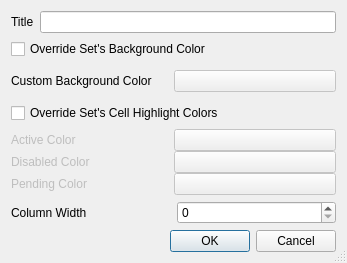
Qt form ui/vieweditor.ui (Dwarf-Therapist/Dwarf-Therapist) before a commit.
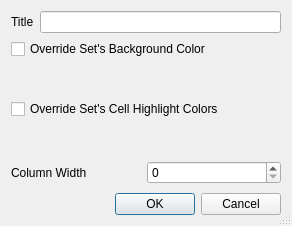
The same form after that commit. Icons and pictures are not drawn. Custom widgets are drawn as their Qt base class.

Commit message: continued WIP on cell color overrides

Diff of the .ui file:
```diff
--- a/ui/vieweditor.ui
+++ b/ui/vieweditor.ui
@@ -9,8 +9,8 @@
    <rect>
     <x>0</x>
     <y>0</y>
-    <width>347</width>
-    <height>263</height>
+    <width>292</width>
+    <height>226</height>
    </rect>
   </property>
   <property name="windowTitle">
@@ -53,9 +53,12 @@
    </item>
    <item>
     <widget class="QWidget" name="background_widget" native="true">
+     <property name="enabled">
+      <bool>false</bool>
+     </property>
      <layout class="QVBoxLayout" name="verticalLayout">
       <property name="spacing">
-       <number>0</number>
+       <number>2</number>
       </property>
       <property name="leftMargin">
        <number>0</number>
@@ -70,25 +73,7 @@
        <number>0</number>
       </property>
       <item>
-       <layout class="QHBoxLayout" name="horizontalLayout_2">
-        <item>
-         <widget class="QLabel" name="lbl_bg_color">
-          <property name="text">
-           <string>Custom Background Color</string>
-          </property>
-          <property name="buddy">
-           <cstring>cp_bg_color</cstring>
-          </property>
-         </widget>
-        </item>
-        <item>
-         <widget class="QtColorPicker" name="cp_bg_color">
-          <property name="enabled">
-           <bool>false</bool>
-          </property>
-         </widget>
-        </item>
-       </layout>
+       <layout class="QVBoxLayout" name="v_layout_bg"/>
       </item>
      </layout>
     </widget>
@@ -119,7 +104,7 @@
      </property>
      <layout class="QVBoxLayout" name="verticalLayout_2">
       <property name="spacing">
-       <number>0</number>
+       <number>2</number>
       </property>
       <property name="leftMargin">
        <number>0</number>
@@ -134,56 +119,35 @@
        <number>0</number>
       </property>
       <item>
-       <layout class="QGridLayout" name="grdLayoutColors">
-        <item row="1" column="0">
-         <widget class="QLabel" name="lbl_disabled_color">
-          <property name="text">
-           <string>Disabled Color</string>
-          </property>
-         </widget>
-        </item>
-        <item row="1" column="1">
-         <widget class="QtColorPicker" name="cp_disabled_color">
-          <property name="enabled">
-           <bool>false</bool>
-          </property>
-         </widget>
-        </item>
-        <item row="2" column="1">
-         <widget class="QtColorPicker" name="cp_pending_color">
-          <property name="enabled">
-           <bool>false</bool>
-          </property>
-         </widget>
-        </item>
-        <item row="0" column="0">
-         <widget class="QLabel" name="lbl_active_color">
-          <property name="text">
-           <string>Active Color</string>
-          </property>
-         </widget>
-        </item>
-        <item row="0" column="1">
-         <widget class="QtColorPicker" name="cp_active_color">
-          <property name="enabled">
-           <bool>false</bool>
-          </property>
-         </widget>
-        </item>
-        <item row="2" column="0">
-         <widget class="QLabel" name="lbl_pending_color">
-          <property name="text">
-           <string>Pending Color</string>
-          </property>
-         </widget>
-        </item>
-       </layout>
-      </item>
-     </layout>
-    </widget>
-   </item>
-   <item>
-    <layout class="QHBoxLayout" name="hbox_width">
+       <layout class="QVBoxLayout" name="v_layout_cells"/>
+      </item>
+     </layout>
+    </widget>
+   </item>
+   <item>
+    <widget class="QWidget" name="size_widget" native="true">
+     <property name="sizePolicy">
+      <sizepolicy hsizetype="Preferred" vsizetype="Minimum">
+       <horstretch>0</horstretch>
+       <verstretch>0</verstretch>
+      </sizepolicy>
+     </property>
+     <layout class="QHBoxLayout" name="horizontalLayout_2">
+      <property name="spacing">
+       <number>2</number>
+      </property>
+      <property name="leftMargin">
+       <number>0</number>
+      </property>
+      <property name="topMargin">
+       <number>0</number>
+      </property>
+      <property name="rightMargin">
+       <number>0</number>
+      </property>
+      <property name="bottomMargin">
+       <number>0</number>
+      </property>
      <item>
       <widget class="QLabel" name="lbl_col_width">
        <property name="text">
@@ -198,6 +162,7 @@
       <widget class="QSpinBox" name="sb_width"/>
      </item>
     </layout>
+    </widget>
    </item>
    <item>
     <widget class="QDialogButtonBox" name="buttonBox">
@@ -211,13 +176,6 @@
    </item>
   </layout>
  </widget>
- <customwidgets>
-  <customwidget>
-   <class>QtColorPicker</class>
-   <extends>QPushButton</extends>
-   <header>qtcolorpicker.h</header>
-  </customwidget>
- </customwidgets>
  <resources>
   <include location="../resources.qrc"/>
  </resources>
```
Lines whose indentation alone changed are shown as unchanged. The commit also changes 23 other files.
